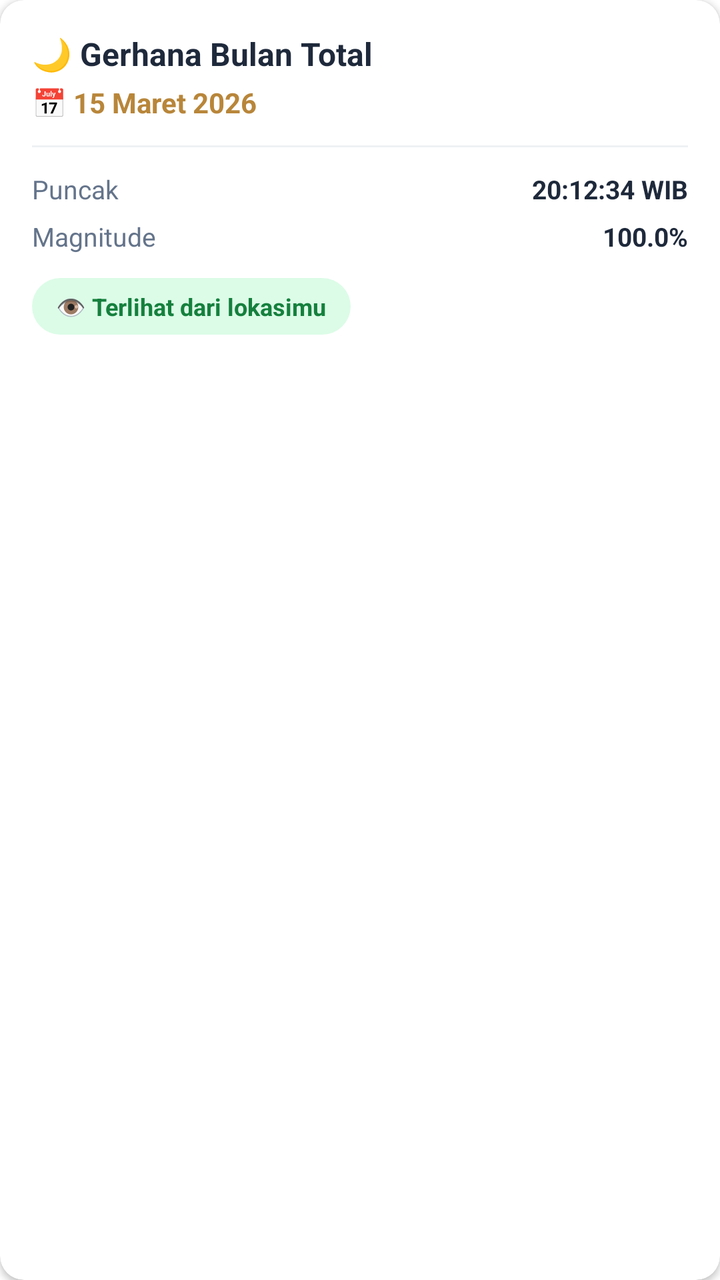
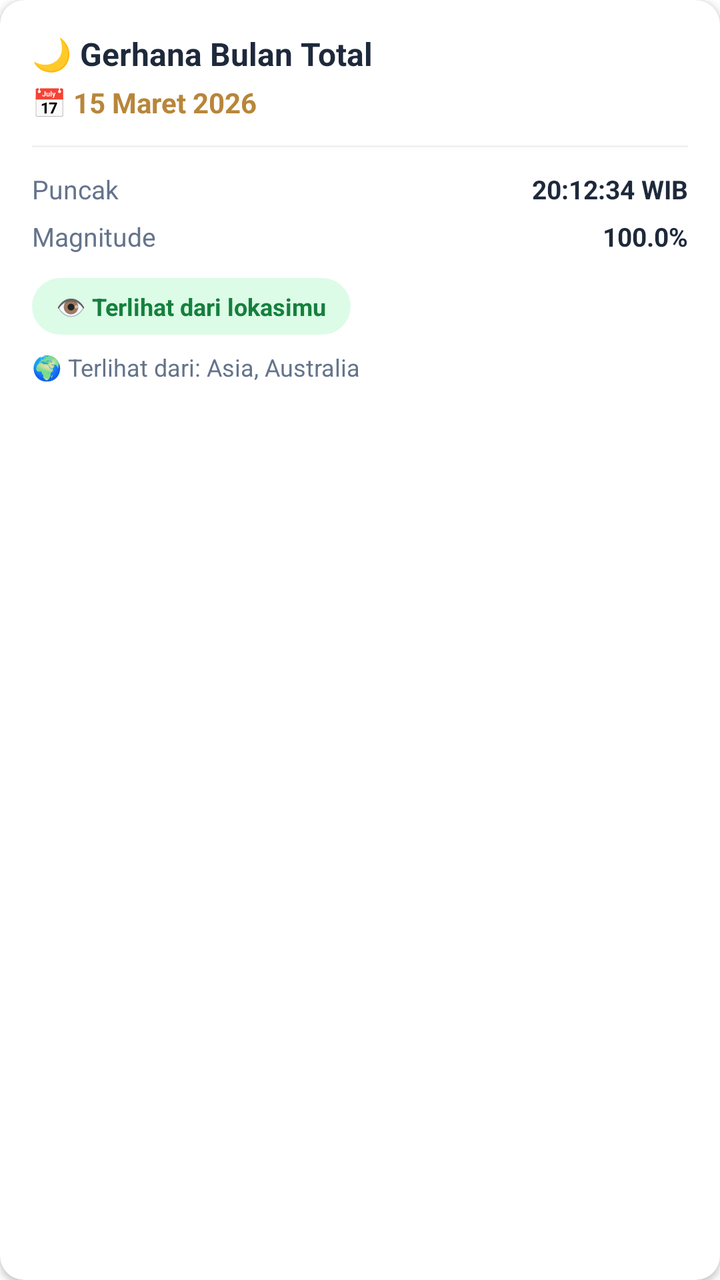

Before-and-after screenshots of an Android layout around one commit, followed by the original layout XML and the change that was made.
<!-- AndroidManifest.xml: application theme AppTheme -->
<!-- res/layout/item_gerhana_bulan.xml -->
<?xml version="1.0" encoding="utf-8"?>
<androidx.cardview.widget.CardView xmlns:android="http://schemas.android.com/apk/res/android"
    xmlns:app="http://schemas.android.com/apk/res-auto"
    android:layout_width="match_parent"
    android:layout_height="wrap_content"
    android:layout_marginBottom="12dp"
    app:cardBackgroundColor="@color/card_white"
    app:cardCornerRadius="12dp"
    app:cardElevation="2dp">

    <LinearLayout
        android:layout_width="match_parent"
        android:layout_height="wrap_content"
        android:orientation="vertical"
        android:padding="16dp">

        <TextView
            android:id="@+id/tvTitle"
            android:layout_width="wrap_content"
            android:layout_height="wrap_content"
            android:text="🌙 Gerhana Bulan Total"
            android:textColor="@color/text_primary"
            android:textSize="16sp"
            android:textStyle="bold" />

        <TextView
            android:id="@+id/tvDate"
            android:layout_width="wrap_content"
            android:layout_height="wrap_content"
            android:layout_marginTop="4dp"
            android:text="📅 15 Maret 2026"
            android:textColor="@color/text_label_gold"
            android:textSize="14sp"
            android:textStyle="bold" />

        <View
            android:layout_width="match_parent"
            android:layout_height="1dp"
            android:layout_marginTop="12dp"
            android:background="@color/divider_soft" />

        <LinearLayout
            android:layout_width="match_parent"
            android:layout_height="wrap_content"
            android:layout_marginTop="12dp"
            android:orientation="horizontal">

            <TextView
                android:layout_width="0dp"
                android:layout_height="wrap_content"
                android:layout_weight="1"
                android:text="Puncak"
                android:textColor="@color/text_secondary"
                android:textSize="13sp" />

            <TextView
                android:id="@+id/tvPeakTime"
                android:layout_width="wrap_content"
                android:layout_height="wrap_content"
                android:text="20:12:34 WIB"
                android:textColor="@color/text_primary"
                android:textSize="13sp"
                android:textStyle="bold" />
        </LinearLayout>

        <LinearLayout
            android:layout_width="match_parent"
            android:layout_height="wrap_content"
            android:layout_marginTop="6dp"
            android:orientation="horizontal">

            <TextView
                android:layout_width="0dp"
                android:layout_height="wrap_content"
                android:layout_weight="1"
                android:text="Magnitude"
                android:textColor="@color/text_secondary"
                android:textSize="13sp" />

            <TextView
                android:id="@+id/tvMagnitude"
                android:layout_width="wrap_content"
                android:layout_height="wrap_content"
                android:text="100.0%"
                android:textColor="@color/text_primary"
                android:textSize="13sp"
                android:textStyle="bold" />
        </LinearLayout>

        <TextView
            android:id="@+id/tvVisibility"
            android:layout_width="wrap_content"
            android:layout_height="wrap_content"
            android:layout_marginTop="12dp"
            android:background="@drawable/bg_pill_green"
            android:paddingHorizontal="12dp"
            android:paddingVertical="6dp"
            android:text="👁️ Terlihat dari lokasimu"
            android:textColor="@color/pill_green_text"
            android:textSize="12sp"
            android:textStyle="bold" />

    </LinearLayout>
</androidx.cardview.widget.CardView>
<!-- resources referenced by this layout -->
<resources>
  <color name="card_white">#FFFFFF</color>
  <color name="divider_soft">#EEF1F4</color>
  <color name="pill_green_text">#15803D</color>
  <color name="text_label_gold">#B8863A</color>
  <color name="text_primary">#1E293B</color>
  <color name="text_secondary">#64748B</color>
  <!-- drawable bg_pill_green (drawable) -->
  <?xml version="1.0" encoding="utf-8"?>
  <shape xmlns:android="http://schemas.android.com/apk/res/android">
      <solid android:color="@color/pill_green_bg"/>
      <corners android:radius="999dp"/>
  </shape>
  <style name="AppTheme" parent="Theme.AlKaukaba">
          <item name="android:windowDrawsSystemBarBackgrounds" tools:targetApi="lollipop">true</item>
      </style>
  <color name="pill_green_bg">#DCFCE7</color>
  <style name="Theme.AlKaukaba" parent="Theme.MaterialComponents.DayNight.NoActionBar">
          
          <item name="colorPrimary">@color/purple_500</item>
          <item name="colorPrimaryVariant">@color/transparent</item>
          <item name="colorOnPrimary">@color/white</item>
          
          <item name="colorSecondary">@color/teal_200</item>
          <item name="colorSecondaryVariant">@color/teal_700</item>
          <item name="colorOnSecondary">@color/black</item>
          
          <item name="android:statusBarColor" tools:targetApi="l">?attr/colorPrimaryVariant</item>
          
          <item name="bottomSheetDialogTheme">@style/ThemeOverlay.AlKaukaba.BottomSheetDialog</item>
      </style>
  <color name="purple_500">#FF6200EE</color>
  <color name="transparent">#00FFFFFF</color>
  <color name="white">#FFFFFFFF</color>
  <color name="teal_200">#FF03DAC5</color>
  <color name="teal_700">#FF018786</color>
  <color name="black">#FF000000</color>
  <style name="ThemeOverlay.AlKaukaba.BottomSheetDialog" parent="ThemeOverlay.MaterialComponents.BottomSheetDialog">
          <item name="bottomSheetStyle">@style/Widget.AlKaukaba.BottomSheet.Modal</item>
      </style>
  <style name="Widget.AlKaukaba.BottomSheet.Modal" parent="Widget.MaterialComponents.BottomSheet.Modal">
          <item name="shapeAppearanceOverlay">@style/ShapeAppearance.AlKaukaba.BottomSheet</item>
      </style>
  <style name="ShapeAppearance.AlKaukaba.BottomSheet" parent="">
          <item name="cornerFamily">rounded</item>
          <item name="cornerSizeTopLeft">16dp</item>
          <item name="cornerSizeTopRight">16dp</item>
          <item name="cornerSizeBottomLeft">0dp</item>
          <item name="cornerSizeBottomRight">0dp</item>
      </style>
</resources>

<!-- the commit's change to res/layout/item_gerhana_bulan.xml (unified diff, before → after) -->
@@ -100,5 +100,14 @@
             android:textSize="12sp"
             android:textStyle="bold" />
 
+        <TextView
+            android:id="@+id/tvVisibleRegions"
+            android:layout_width="match_parent"
+            android:layout_height="wrap_content"
+            android:layout_marginTop="8dp"
+            android:text="🌍 Terlihat dari: Asia, Australia"
+            android:textColor="@color/text_secondary"
+            android:textSize="12sp" />
+
     </LinearLayout>
 </androidx.cardview.widget.CardView>
